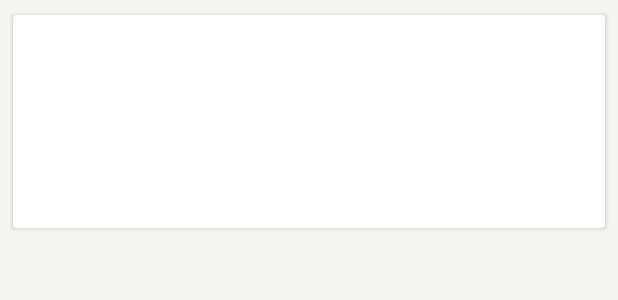
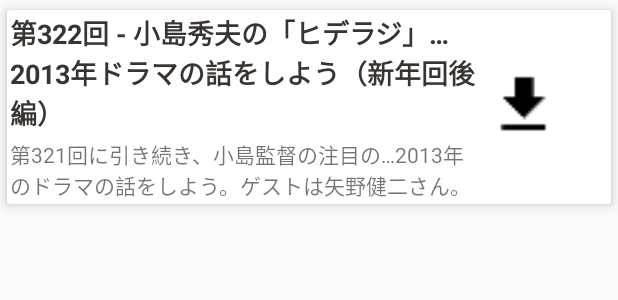
Before and after one commit to U-MA/HideoRadio, an Android app: the layout item.xml on its own in the app's theme, with its tools: preview values and no code run, on a phone screen of 412 x 824 dp. Shown: the top 300 px of the screen. Run offline under Robolectric (Android 15) with nearby library versions, the phone set to English and light mode, and no system bars.

Commit message:
Change item layout

```diff
--- a/app/src/main/res/layout/item.xml
+++ b/app/src/main/res/layout/item.xml
@@ -1,48 +1,54 @@
 <?xml version="1.0" encoding="utf-8"?>
-<LinearLayout xmlns:android="http://schemas.android.com/apk/res/android"
-    android:orientation="vertical"
+<android.support.v7.widget.CardView
+    xmlns:android="http://schemas.android.com/apk/res/android"
+    xmlns:card_view="http://schemas.android.com/apk/res-auto"
+    android:id="@+id/card_view"
     android:layout_width="match_parent"
-    android:layout_height="match_parent"
+    android:layout_height="wrap_content"
     android:background="#f5f5f2"
-    android:paddingTop="6dp"
-    android:paddingLeft="6dp"
-    android:paddingRight="6dp" >
+    card_view:cardElevation="4dp"
+    card_view:cardUseCompatPadding="true" >
 
-
-    <android.support.v7.widget.CardView android:id="@+id/card_view"
-        xmlns:card_view="http://schemas.android.com/apk/res-auto"
+    <LinearLayout
         android:layout_width="match_parent"
-        android:layout_height="150dp"
-        card_view:cardElevation="2dp"
-        card_view:cardUseCompatPadding="true" >
+        android:layout_height="wrap_content"
+        android:orientation="horizontal" >
 
         <LinearLayout
-            android:layout_width="match_parent"
+            android:layout_width="320dp"
             android:layout_height="wrap_content"
             android:orientation="vertical" >
 
             <TextView android:id="@+id/title"
-                android:layout_width="wrap_content"
+                android:layout_width="320dp"
                 android:layout_height="wrap_content"
+                android:layout_gravity="center_vertical"
+                android:padding="2dp"
                 android:textColor="#383432"
+                android:text="@string/sample_episode_title"
                 android:textStyle="bold"
-                android:textSize="20dp" />
+                android:textSize="18sp" />
 
             <TextView android:id="@+id/description"
-                android:layout_width="wrap_content"
+                android:layout_width="320dp"
                 android:layout_height="wrap_content"
-                android:layout_marginTop="2dp"
-                android:maxLines="2"
-                android:ellipsize="end" />
-
-            <ImageButton android:id="@+id/download_toggle_button"
-                android:layout_width="50dp"
-                android:layout_height="50dp"
-                android:scaleType="centerCrop"
-                android:background="?android:selectableItemBackground" />
+                android:layout_gravity="center"
+                android:padding="2dp"
+                android:maxLines="3"
+                android:ellipsize="end"
+                android:text="@string/sample_episode_description" />
 
         </LinearLayout>
 
+        <ImageButton android:id="@+id/download_toggle_button"
+            android:layout_width="50dp"
+            android:layout_height="50dp"
+            android:src="@drawable/ic_get_app"
+            android:contentDescription="@string/app_name"
+            android:scaleType="centerCrop"
+            android:background="?android:selectableItemBackground"
+            android:layout_gravity="center" />
+
+    </LinearLayout>
+
     </android.support.v7.widget.CardView>
-
-</LinearLayout>
--- a/app/src/main/res/values/strings.xml
+++ b/app/src/main/res/values/strings.xml
@@ -1,4 +1,7 @@
 <resources>
     <string name="app_name">HideoRadio</string>
     <string name="title_activity_episode_detail">EpisodeDetail</string>
+
+    <string name="sample_episode_title">第322回 - 小島秀夫の「ヒデラジ」…2013年ドラマの話をしよう（新年回後編）</string>
+    <string name="sample_episode_description">第321回に引き続き、小島監督の注目の…2013年のドラマの話をしよう。ゲストは矢野健二さん。</string>
 </resources>
```
